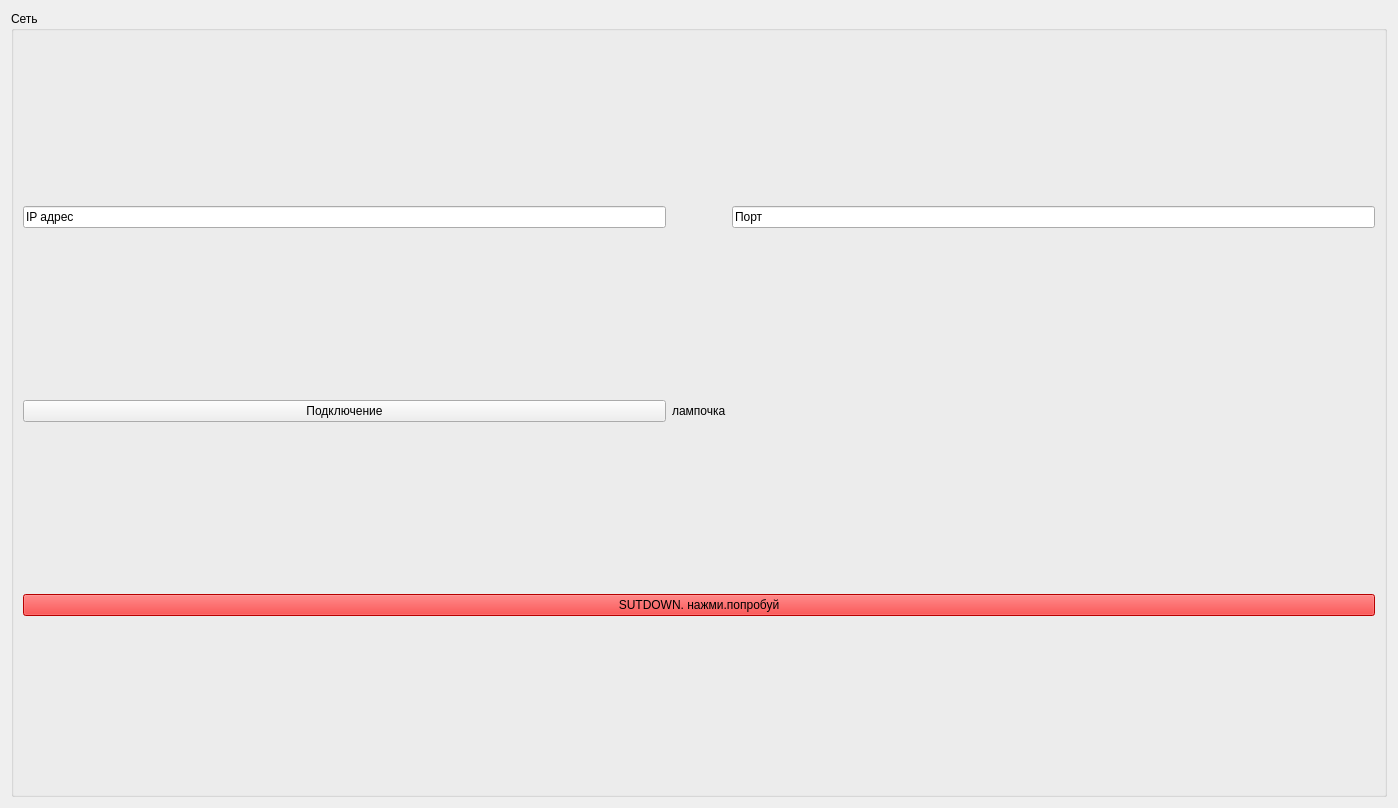
Qt form PPB_GUI_Sandbox/connectionwidget.ui (Anatolichka2202/PPB_Project) before a commit.
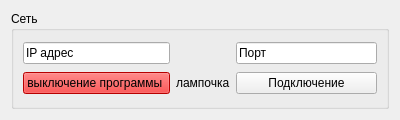
The same form after that commit. Icons and pictures are not drawn.

Commit message: косметические изменения в UI

Diff of the .ui file:
```diff
--- a/PPB_GUI_Sandbox/connectionwidget.ui
+++ b/PPB_GUI_Sandbox/connectionwidget.ui
@@ -6,10 +6,16 @@
    <rect>
     <x>0</x>
     <y>0</y>
-    <width>1398</width>
-    <height>808</height>
+    <width>400</width>
+    <height>120</height>
    </rect>
   </property>
+  <property name="minimumSize">
+   <size>
+    <width>400</width>
+    <height>120</height>
+   </size>
+  </property>
   <property name="windowTitle">
    <string>Form</string>
   </property>
@@ -19,7 +25,14 @@
      <property name="title">
       <string>Сеть</string>
      </property>
-     <layout class="QGridLayout" name="gridLayout_4" rowstretch="0,0,0" columnstretch="0,0,0">
+     <layout class="QGridLayout" name="gridLayout_4" rowstretch="0,0,0,0,0" columnstretch="0,0,0,0">
+      <item row="0" column="3">
+       <widget class="QLineEdit" name="lineEditPort">
+        <property name="text">
+         <string>Порт</string>
+        </property>
+       </widget>
+      </item>
       <item row="0" column="0">
        <widget class="QLineEdit" name="lineEditIPAddress">
         <property name="text">
@@ -27,34 +40,24 @@
         </property>
        </widget>
       </item>
-      <item row="1" column="0">
+      <item row="0" column="1">
+       <widget class="QLabel" name="label_for_pupupu">
+        <property name="text">
+         <string/>
+        </property>
+       </widget>
+      </item>
+      <item row="1" column="3">
        <widget class="QPushButton" name="pushButtonConnect">
         <property name="text">
          <string>Подключение</string>
         </property>
-       </widget>
-      </item>
-      <item row="1" column="1">
-       <widget class="QLabel" name="labelConnectionStatus">
-        <property name="text">
-         <string>лампочка</string>
+        <property name="icon">
+         <iconset theme="QIcon::ThemeIcon::NetworkWireless"/>
         </property>
        </widget>
       </item>
-      <item row="1" column="2">
-       <spacer name="horizontalSpacer">
-        <property name="orientation">
-         <enum>Qt::Orientation::Horizontal</enum>
-        </property>
-        <property name="sizeHint" stdset="0">
-         <size>
-          <width>40</width>
-          <height>20</height>
-         </size>
-        </property>
-       </spacer>
-      </item>
-      <item row="2" column="0" colspan="3">
+      <item row="1" column="0">
        <widget class="QPushButton" name="pushButtonExit">
         <property name="minimumSize">
          <size>
@@ -68,30 +71,23 @@
 }</string>
         </property>
         <property name="text">
-         <string>SUTDOWN. нажми.попробуй</string>
+         <string>выключение программы </string>
         </property>
         <property name="icon">
          <iconset theme="application-exit"/>
         </property>
         <property name="iconSize">
          <size>
-          <width>50</width>
-          <height>50</height>
+          <width>20</width>
+          <height>20</height>
          </size>
         </property>
        </widget>
       </item>
-      <item row="0" column="2">
-       <widget class="QLineEdit" name="lineEditPort">
+      <item row="1" column="1">
+       <widget class="QLabel" name="labelConnectionStatus">
         <property name="text">
-         <string>Порт</string>
-        </property>
-       </widget>
-      </item>
-      <item row="0" column="1">
-       <widget class="QLabel" name="label_for_pupupu">
-        <property name="text">
-         <string/>
+         <string>лампочка</string>
         </property>
        </widget>
       </item>
```
Left out of the diff: 2 changed lines with no effect on the pictures. The commit also changes 5 other files.
